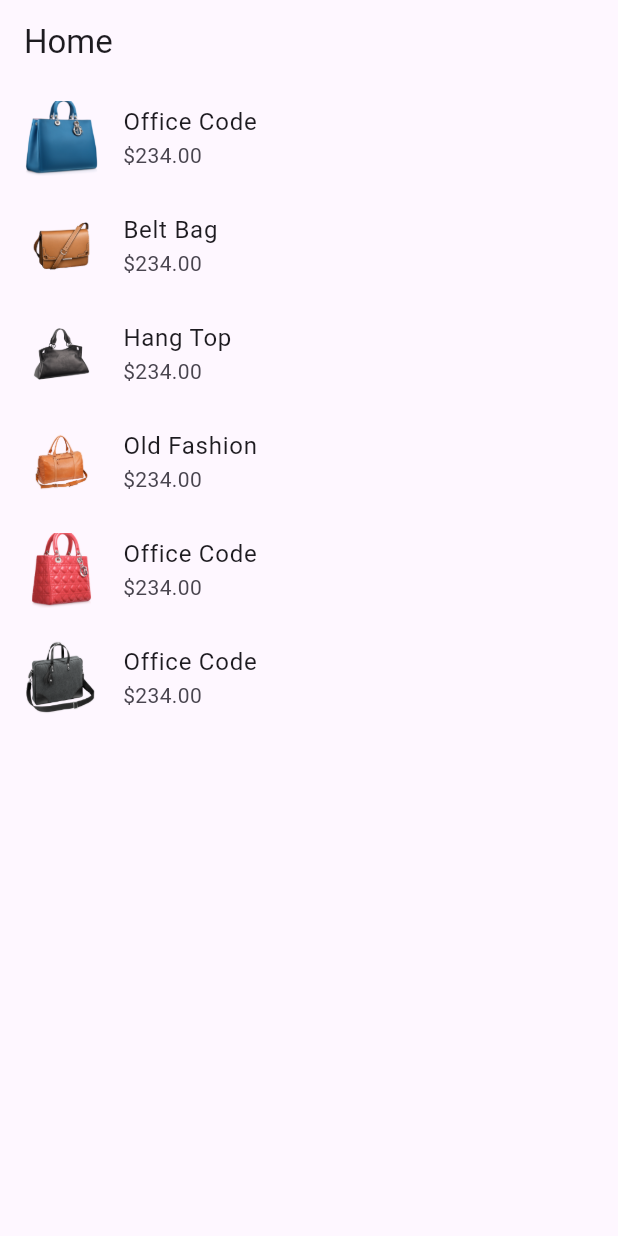
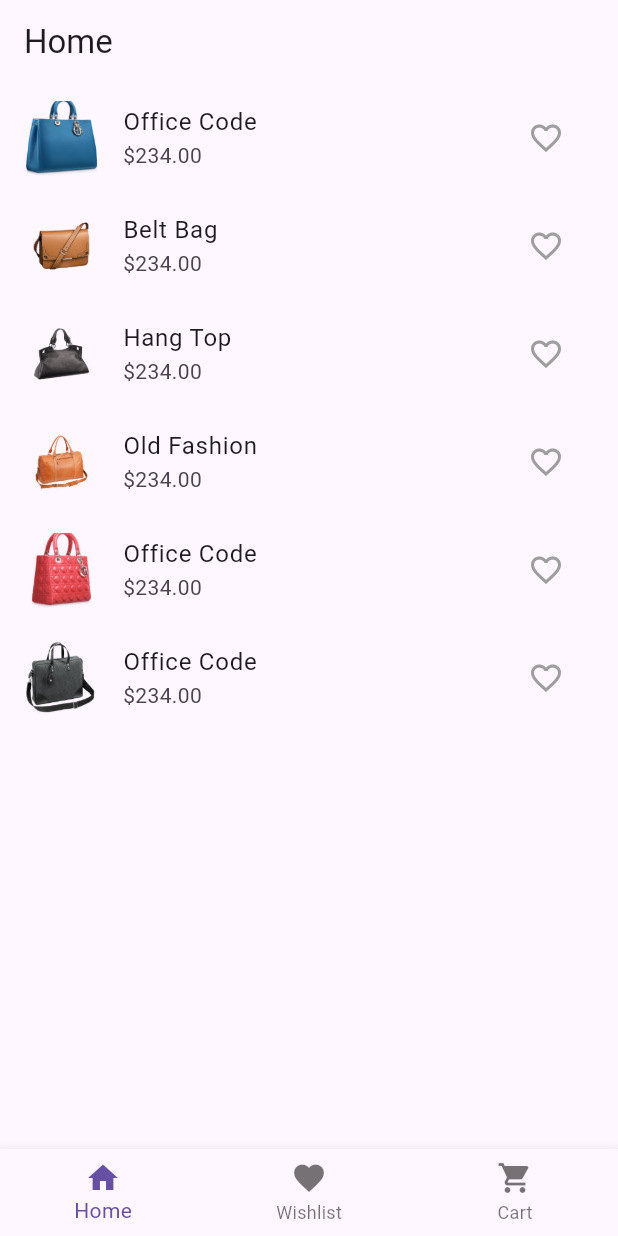
Before and after one commit to yahia-safwat/bagify, a Flutter app: the screen it shows after launch, on a phone screen of 412 x 824 dp. Run offline on Flutter 3.47's test engine with Material 3 defaults, Android fonts, the light colour scheme and no system bars; our stand-ins replace flutter_riverpod, go_router.

Commit message:
Added wishlist feature

```diff
--- /dev/null
+++ b/lib/common/widgets/bottom_nav.dart
@@ -0,0 +1,47 @@
+import 'package:flutter/material.dart';
+import 'package:flutter_riverpod/flutter_riverpod.dart';
+import 'package:go_router/go_router.dart';
+
+import '../../core/routes/app_routes.dart';
+
+class BottomNav extends ConsumerWidget {
+  final int currentIndex;
+
+  const BottomNav({super.key, required this.currentIndex});
+
+  @override
+  Widget build(BuildContext context, WidgetRef ref) {
+    return BottomNavigationBar(
+      currentIndex: currentIndex,
+      onTap: (index) => _onItemTapped(context, index),
+      items: const <BottomNavigationBarItem>[
+        BottomNavigationBarItem(
+          icon: Icon(Icons.home),
+          label: 'Home',
+        ),
+        BottomNavigationBarItem(
+          icon: Icon(Icons.favorite),
+          label: 'Wishlist',
+        ),
+        BottomNavigationBarItem(
+          icon: Icon(Icons.shopping_cart),
+          label: 'Cart',
+        ),
+      ],
+    );
+  }
+
+  void _onItemTapped(BuildContext context, int index) {
+    switch (index) {
+      case 0:
+        context.go(AppRoutes.home);
+        break;
+      case 1:
+        context.go(AppRoutes.wishlist);
+        break;
+      case 2:
+        // context.go(AppRoutes.cart);
+        break;
+    }
+  }
+}
--- a/lib/core/routes/app_router.dart
+++ b/lib/core/routes/app_router.dart
@@ -3,6 +3,7 @@ import 'package:flutter/material.dart';
 import '../../features/home/presentation/pages/home_page.dart';
 import '../../features/product/domain/models/product_model.dart';
 import '../../features/product/presentation/pages/product_details/product_details_page.dart';
+import '../../features/wishlist/presentation/pages/wishlist_page.dart';
 import 'app_routes.dart';
 
 import 'package:go_router/go_router.dart';
@@ -23,6 +24,11 @@ class AppRouter {
           return ProductDetailsPage(product: product);
         },
       ),
+      GoRoute(
+        path: AppRoutes.wishlist,
+        name: AppRoutes.wishlist,
+        builder: (context, state) => const WishlistPage(),
+      ),
     ],
     errorBuilder: (context, state) => Scaffold(
       body: Center(
--- a/lib/core/routes/app_routes.dart
+++ b/lib/core/routes/app_routes.dart
@@ -2,4 +2,8 @@ class AppRoutes {
   static const String home = '/';
 
   static const String productDetails = '/product-details';
+
+  static const String wishlist = '/wishlist';
+
+  static const String cart = '/cart';
 }
--- a/lib/features/home/presentation/pages/home_page.dart
+++ b/lib/features/home/presentation/pages/home_page.dart
@@ -1,4 +1,5 @@
 import 'package:flutter/material.dart';
+import '../../../../common/widgets/bottom_nav.dart';
 import '../widgets/home_page_body.dart';
 
 class HomePage extends StatelessWidget {
@@ -9,6 +10,7 @@ class HomePage extends StatelessWidget {
     return Scaffold(
       appBar: AppBar(title: const Text('Home')),
       body: const HomePageBody(),
+      bottomNavigationBar: const BottomNav(currentIndex: 0),
     );
   }
 }
--- a/lib/features/product/presentation/widgets/product_list.dart
+++ b/lib/features/product/presentation/widgets/product_list.dart
@@ -1,12 +1,7 @@
 import 'package:flutter/material.dart';
-import 'package:flutter_riverpod/flutter_riverpod.dart';
 
 import '../../domain/models/product_model.dart';
 import 'product_list_item.dart';
-
-// Provider for the current product
-final currentProduct =
-    Provider<ProductModel>((_) => throw UnimplementedError());
 
 class ProductList extends StatelessWidget {
   final List<ProductModel> products;
@@ -18,12 +13,7 @@ class ProductList extends StatelessWidget {
     return ListView.builder(
       itemCount: products.length,
       itemBuilder: (context, index) {
-        return ProviderScope(
-          overrides: [
-            currentProduct.overrideWithValue(products[index]),
-          ],
-          child: const ProductListItem(),
-        );
+        return ProductListItem(product: products[index]);
       },
     );
   }
--- a/lib/features/product/presentation/widgets/product_list_item.dart
+++ b/lib/features/product/presentation/widgets/product_list_item.dart
@@ -3,15 +3,19 @@ import 'package:flutter_riverpod/flutter_riverpod.dart';
 import 'package:go_router/go_router.dart';
 
 import '../../../../core/routes/app_routes.dart';
+import '../../../wishlist/presentation/providers/wishlist_providers.dart';
 import '../../domain/models/product_model.dart';
-import 'product_list.dart';
 
 class ProductListItem extends ConsumerWidget {
-  const ProductListItem({super.key});
+  final ProductModel product;
+  const ProductListItem({super.key, required this.product});
 
   @override
   Widget build(BuildContext context, WidgetRef ref) {
-    final ProductModel product = ref.watch(currentProduct);
+    final wishlist = ref.watch(wishlistProvider);
+
+    // Check if the product is in the wishlist
+    final isInWishlist = wishlist.contains(product);
 
     return ListTile(
       leading: Image.asset(
@@ -22,6 +26,19 @@ class ProductListItem extends ConsumerWidget {
       ),
       title: Text(product.title),
       subtitle: Text('\$${product.price.toStringAsFixed(2)}'),
+      trailing: IconButton(
+        icon: Icon(
+          isInWishlist ? Icons.favorite : Icons.favorite_border,
+          color: isInWishlist ? Colors.red : Colors.grey,
+        ),
+        onPressed: () {
+          if (isInWishlist) {
+            ref.read(wishlistProvider.notifier).removeProduct(product);
+          } else {
+            ref.read(wishlistProvider.notifier).addProduct(product);
+          }
+        },
+      ),
       onTap: () => _onTap(context, product),
     );
   }
--- /dev/null
+++ b/lib/features/wishlist/data/repositories/wishlist_repository_impl.dart
@@ -0,0 +1,21 @@
+import '../../../product/domain/models/product_model.dart';
+import '../../domain/repositories/wishlist_repository.dart';
+
+class WishlistRepositoryImpl implements WishlistRepository {
+  final List<ProductModel> _wishlist = [];
+
+  @override
+  void addProduct(ProductModel product) {
+    _wishlist.add(product);
+  }
+
+  @override
+  void removeProduct(ProductModel product) {
+    _wishlist.removeWhere((item) => item.id == product.id);
+  }
+
+  @override
+  List<ProductModel> getWishlist() {
+    return _wishlist;
+  }
+}
--- /dev/null
+++ b/lib/features/wishlist/presentation/pages/widgets/body.dart
@@ -0,0 +1,24 @@
+import 'package:flutter/material.dart';
+
+import '../../../../product/domain/models/product_model.dart';
+import '../../../../product/presentation/widgets/product_list_item.dart';
+
+class WishlistPageBody extends StatelessWidget {
+  const WishlistPageBody({
+    super.key,
+    required this.wishlist,
+  });
+
+  final List<ProductModel> wishlist;
+
+  @override
+  Widget build(BuildContext context) {
+    return ListView.builder(
+      itemCount: wishlist.length,
+      itemBuilder: (context, index) {
+        final product = wishlist[index];
+        return ProductListItem(product: product);
+      },
+    );
+  }
+}
--- /dev/null
+++ b/lib/features/wishlist/presentation/pages/wishlist_page.dart
@@ -0,0 +1,23 @@
+import 'package:flutter/material.dart';
+import 'package:flutter_riverpod/flutter_riverpod.dart';
+
+import '../../../../common/widgets/bottom_nav.dart';
+import '../providers/wishlist_providers.dart';
+import 'widgets/body.dart';
+
+class WishlistPage extends ConsumerWidget {
+  const WishlistPage({super.key});
+
+  @override
+  Widget build(BuildContext context, WidgetRef ref) {
+    final wishlist = ref.watch(wishlistProvider);
+
+    return Scaffold(
+      appBar: AppBar(
+        title: const Text('Wishlist'),
+      ),
+      body: WishlistPageBody(wishlist: wishlist),
+      bottomNavigationBar: const BottomNav(currentIndex: 1),
+    );
+  }
+}
--- /dev/null
+++ b/lib/features/wishlist/presentation/providers/wishlist_providers.dart
@@ -0,0 +1,25 @@
+import 'package:flutter_riverpod/flutter_riverpod.dart';
+
+import '../../../product/domain/models/product_model.dart';
+import '../../application/services/wishlist_service.dart';
+import '../../domain/repositories/wishlist_repository.dart';
+import '../../data/repositories/wishlist_repository_impl.dart';
+import '../controllers/wishlist_controller.dart';
+
+// controller provider
+final wishlistProvider =
+    StateNotifierProvider<WishlistController, List<ProductModel>>((ref) {
+  final service = ref.watch(wishlistServiceProvider);
+  return WishlistController(service);
+});
+
+// service provider
+final wishlistServiceProvider = Provider<WishlistService>((ref) {
+  final repository = ref.watch(wishlistRepositoryProvider);
+  return WishlistService(repository);
+});
+
+// repository provider
+final wishlistRepositoryProvider = Provider<WishlistRepository>((ref) {
+  return WishlistRepositoryImpl();
+});
```
Also changed, not shown: lib/features/product/presentation/pages/product_details/product_details_page.dart (+7 -1 lines), lib/features/wishlist/application/services/wishlist_service.dart (added, +20 -0 lines), lib/features/wishlist/domain/models/wishlist_model.dart (added, +7 -0 lines), lib/features/wishlist/domain/repositories/wishlist_repository.dart (added, +8 -0 lines), lib/features/wishlist/presentation/controllers/wishlist_controller.dart (added, +21 -0 lines), lib/features/wishlist/presentation/widgets/wishlist_icon_btn.dart (added, +31 -0 lines).
